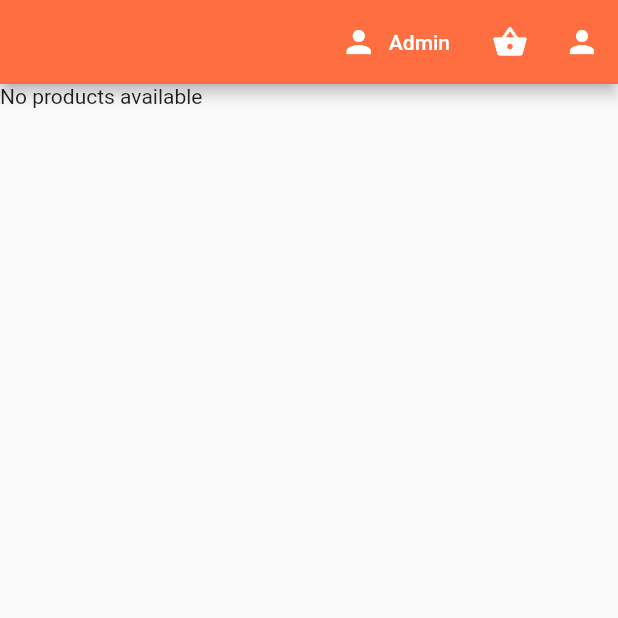
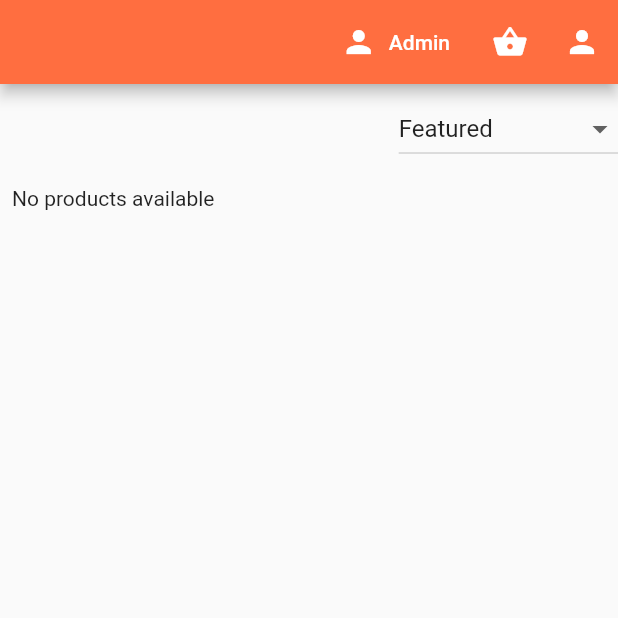
Before and after one commit to kgykn/food_delivery_app, a Flutter app: the screen it shows once a user with an empty profile is signed in, on a phone screen of 412 x 824 dp, the top half of it. Run offline on Flutter 3.47's test engine with Material 2 defaults, Android fonts, the phone set to English and light mode, and no system bars; our stand-ins replace cloud_firestore, email_validator, firebase_auth, firebase_storage, flutter_conditional_rendering, flutter_spinkit and 1 more; accounts and stored records are empty.

Commit message:
Added 'View product by category'

```diff
--- a/lib/Components/Products/ProductList.dart
+++ b/lib/Components/Products/ProductList.dart
@@ -12,7 +12,6 @@ class _ProductListState extends State<ProductList> {
   @override
   Widget build(BuildContext context) {
     final products = Provider.of<List<Product>>(context) ?? [];
-
     if (products.length > 0) {
       return GridView.builder(
         scrollDirection: Axis.horizontal,
@@ -25,7 +24,10 @@ class _ProductListState extends State<ProductList> {
         },
       );
     } else {
-      return Text("No products available");
+      return Padding(
+        padding: const EdgeInsets.all(8.0),
+        child: Text("No products available"),
+      );
     }
   }
 }
--- a/lib/Database/productDatabase.dart
+++ b/lib/Database/productDatabase.dart
@@ -44,7 +44,7 @@ class ProductDatabaseService {
         .toList());
   }
 
-  Stream<List<Product>> loadProductByCategory(String category) {
+  Stream<List<Product>> getProductByCategory(String category) {
     Stream<QuerySnapshot> stream = Firestore.instance
         .collection("products")
         .where("category", isEqualTo: category)
--- a/lib/HomePage/HomePage.dart
+++ b/lib/HomePage/HomePage.dart
@@ -5,7 +5,6 @@ import 'package:fooddeliveryapp/Authenticate/auth.dart';
 import 'package:fooddeliveryapp/Database/productDatabase.dart';
 import 'package:fooddeliveryapp/Components/Products/ProductList.dart';
 import 'package:fooddeliveryapp/Models/product.dart';
-import 'package:fooddeliveryapp/UI/loading.dart';
 import 'package:fooddeliveryapp/UserProfile/UserProfile.dart';
 import 'package:provider/provider.dart';
 
@@ -28,7 +27,7 @@ class _HomePageState extends State<HomePage> {
         backgroundColor: Colors.deepOrangeAccent,
         actions: <Widget>[
           FlatButton.icon(
-              onPressed: null,
+              onPressed: () {},
               icon: Icon(
                 Icons.person,
                 color: Colors.white,
@@ -41,7 +40,7 @@ class _HomePageState extends State<HomePage> {
                 Icons.shopping_basket,
                 color: Colors.white,
               ),
-              onPressed: null), // cart button
+              onPressed: () {}), // cart button
           IconButton(
               icon: Icon(
                 Icons.person,
@@ -53,14 +52,70 @@ class _HomePageState extends State<HomePage> {
       ),
       body: ListView(
         children: <Widget>[
-          Container(
-              height: 400.0,
-              child: StreamProvider<List<Product>>.value(
-                  initialData: List(),
-                  value: ProductDatabaseService().products,
-                  child: ProductList()))
+          viewCategorySelection(),
+          viewProductByCategory(selectedCategory),
         ],
       ),
     );
   }
+
+  Widget viewCategorySelection() {
+    return Container(
+        height: 60.0,
+        child: StreamBuilder<QuerySnapshot>(
+            stream: Firestore.instance.collection("categories").snapshots(),
+            builder: (context, snapshot) {
+              if (!snapshot.hasData)
+                const Text("Loading.....");
+              else {
+                List<DropdownMenuItem> categoryDropdownMenuItems = [];
+                categoryDropdownMenuItems.add(DropdownMenuItem(
+                  child: Text("Featured"),
+                  value: "Featured",
+                ));
+                for (int i = 0; i < snapshot.data.documents.length; i++) {
+                  DocumentSnapshot snap = snapshot.data.documents[i];
+                  categoryDropdownMenuItems.add(DropdownMenuItem(
+                    child: Text(
+                      snap.data['name'],
+                    ),
+                    value: "${snap.data['name']}",
+                  ));
+                }
+                return Row(
+                    mainAxisAlignment: MainAxisAlignment.end,
+                    children: <Widget>[
+                      DropdownButton(
+                        items: categoryDropdownMenuItems,
+                        onChanged: (item) {
+                          setState(() {
+                            selectedCategory = item;
+                          });
+                        },
+                        value: selectedCategory,
+                        isExpanded: false,
+                        hint: Text("Choose Category"),
+                      )
+                    ]);
+              }
+            }));
+  }
+
+  Widget viewProductByCategory(String selectedCategory) {
+    if (selectedCategory == 'Featured')
+      return Container(
+          height: 400,
+          child: StreamProvider<List<Product>>.value(
+              initialData: List(),
+              value: productData.featuredProducts,
+              child: ProductList()));
+    else
+      return Container(
+          height: 400,
+          child: StreamProvider<List<Product>>.value(
+            initialData: List(),
+            value: productData.getProductByCategory(selectedCategory),
+            child: ProductList(),
+          ));
+  }
 }
```
